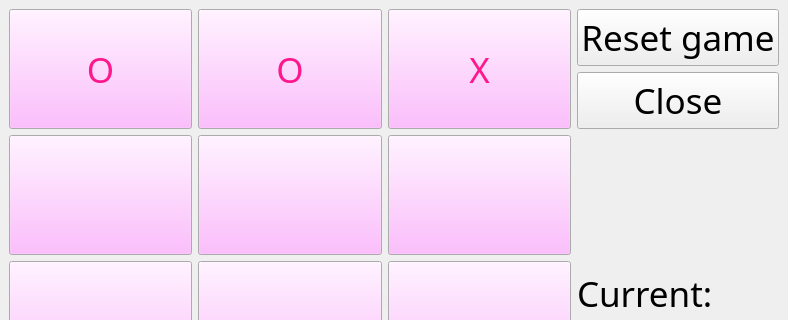
Qt form UI/TTT.ui (Katena1906/TicTacToe) before a commit; both pictures show x 0 to 788 and y 0 to 320 of the 788 by 782 pixel window.
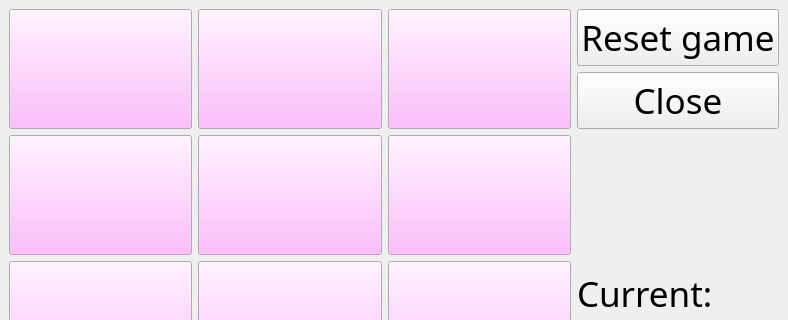
The same form after that commit. Icons and pictures are not drawn.

Commit message: massiv of buttons add

What changed in the file:
```diff
--- a/UI/TTT.ui
+++ b/UI/TTT.ui
@@ -463,7 +463,7 @@
            <string notr="true">font: 36pt &quot;Arial&quot;;</string>
           </property>
           <property name="text">
-           <string>O</string>
+           <string/>
           </property>
          </widget>
         </item>
@@ -635,7 +635,7 @@
            <string notr="true">font: 36pt &quot;Arial&quot;;</string>
           </property>
           <property name="text">
-           <string>O</string>
+           <string/>
           </property>
          </widget>
         </item>
@@ -721,7 +721,7 @@
            <string notr="true">font: 36pt &quot;Arial&quot;;</string>
           </property>
           <property name="text">
-           <string>X</string>
+           <string/>
           </property>
          </widget>
         </item>
```
The commit also changes 2 other files.
